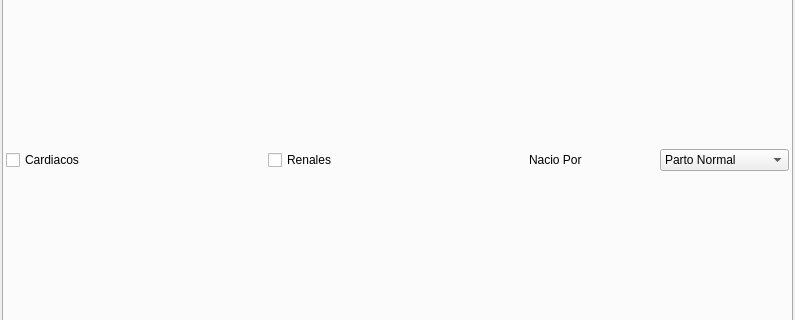
Qt form atlas/dialogs/dialoghistoriaclinica.ui (diegowald/atlas) before a commit; both pictures show x 0 to 795 and y 112 to 432 of the 795 by 519 pixel window.
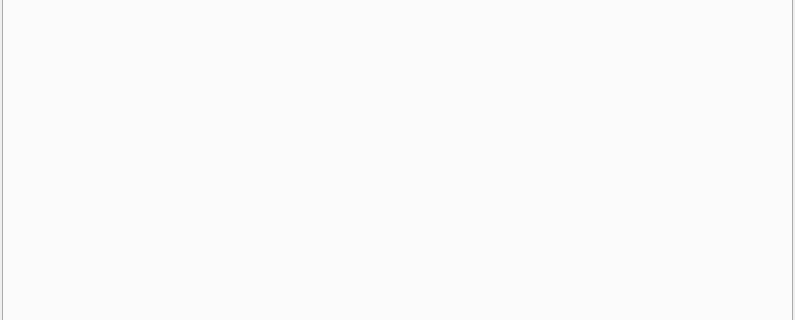
The same form after that commit. The open tabs and pages were chosen to show the change. Custom widgets are drawn as their Qt base class.

```diff
--- a/atlas/dialogs/dialoghistoriaclinica.ui
+++ b/atlas/dialogs/dialoghistoriaclinica.ui
@@ -122,7 +122,10 @@
       <attribute name="title">
        <string>Antecedentes clínicos</string>
       </attribute>
-      <layout class="QGridLayout" name="gridLayout">
+      <layout class="QHBoxLayout" name="horizontalLayout_3">
+       <property name="spacing">
+        <number>2</number>
+       </property>
        <property name="leftMargin">
         <number>2</number>
        </property>
@@ -135,49 +138,11 @@
        <property name="bottomMargin">
         <number>2</number>
        </property>
-       <property name="spacing">
-        <number>2</number>
-       </property>
-       <item row="0" column="0">
-        <widget class="QCheckBox" name="checkBox">
-         <property name="text">
-          <string>Cardiacos</string>
-         </property>
-        </widget>
-       </item>
-       <item row="0" column="1">
-        <widget class="QCheckBox" name="checkBox_2">
-         <property name="text">
-          <string>Renales</string>
-         </property>
-        </widget>
-       </item>
-       <item row="0" column="2">
-        <layout class="QHBoxLayout" name="horizontalLayout_3">
+       <item>
+        <layout class="QGridLayout" name="gridLayoutAntecedentes">
          <property name="spacing">
           <number>2</number>
          </property>
-         <item>
-          <widget class="QLabel" name="label_3">
-           <property name="text">
-            <string>Nacio Por</string>
-           </property>
-          </widget>
-         </item>
-         <item>
-          <widget class="QComboBox" name="comboBox">
-           <item>
-            <property name="text">
-             <string>Parto Normal</string>
-            </property>
-           </item>
-           <item>
-            <property name="text">
-             <string>Cesarea</string>
-            </property>
-           </item>
-          </widget>
-         </item>
         </layout>
        </item>
       </layout>
```
Left out of the diff: 12 changed lines with no effect on the pictures.
